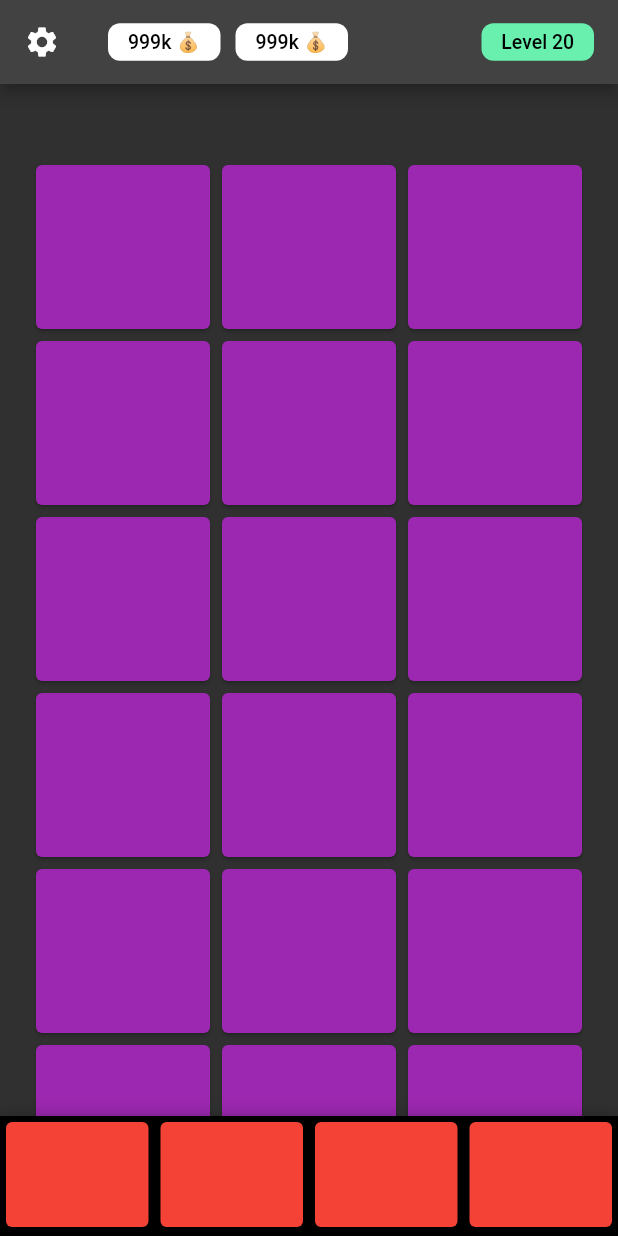
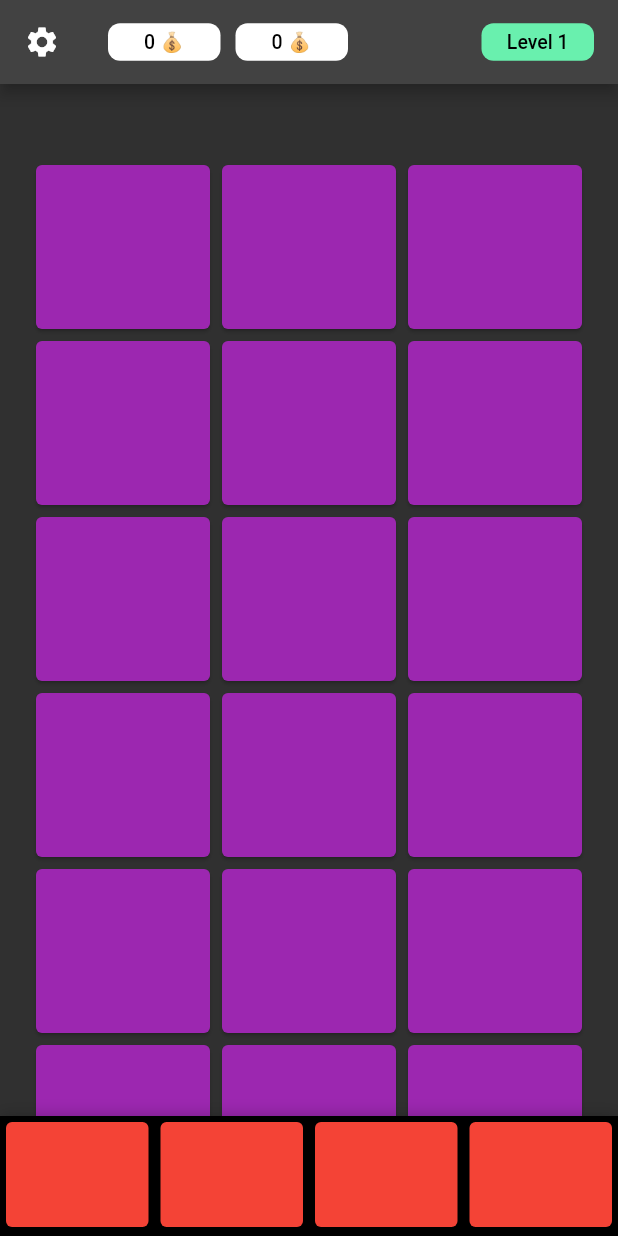
Before and after one commit to scancetin/idle-game, a Flutter app: the screen it shows after launch, on a phone screen of 412 x 824 dp. Run offline on Flutter 3.47's test engine with Material 2 defaults, Android fonts, the phone set to English and light mode, and no system bars; drawn by our look-alikes of sliding_up_panel; our stand-ins replace shared_preferences.

Commit message:
shared prefs and provider

```diff
--- /dev/null
+++ b/lib/model/shared_prefs.dart
@@ -0,0 +1,36 @@
+// ignore_for_file: unused_field
+
+import 'package:shared_preferences/shared_preferences.dart';
+
+class UserSimplePrefs {
+  static late SharedPreferences _prefs;
+  static const String _level = "level";
+  static const String _xp = "xp";
+  static const String _coin = "coin";
+  static const String _specialCoin = "sCoin";
+
+  static Future init() async {
+    _prefs = await SharedPreferences.getInstance();
+  }
+
+  static int getLevel() => _prefs.getInt(_level) ?? 1;
+  static int getXp() => _prefs.getInt(_xp) ?? 0;
+  static int getCoin() => _prefs.getInt(_coin) ?? 0;
+  static int getSpecialCoin() => _prefs.getInt(_specialCoin) ?? 0;
+
+  static Future setLevel() async {
+    await _prefs.setInt(_level, getLevel() + 1);
+  }
+
+  static Future setXp(int xp) async {
+    await _prefs.setInt(_xp, getXp() + xp);
+  }
+
+  static Future setCoin(int coin) async {
+    await _prefs.setInt(_coin, getCoin() + coin);
+  }
+
+  static Future setSpecialCoin(int sCoin) async {
+    await _prefs.setInt(_specialCoin, getSpecialCoin() + sCoin);
+  }
+}
--- /dev/null
+++ b/lib/model/user_model.dart
@@ -0,0 +1,63 @@
+// ignore_for_file: unused_field
+import 'package:flutter/material.dart';
+import 'package:idle_game/model/shared_prefs.dart';
+
+class User extends ChangeNotifier {
+  late int _level;
+  late int _xp;
+  late int _nextlvlxp;
+  late int _coin;
+  late int _specialCoin;
+
+  User() {
+    _level = getLevel();
+    _xp = getXp();
+    _nextlvlxp = calcNextLvlXp();
+    _coin = getCoin();
+    _specialCoin = getSpecialCoin();
+  }
+
+  void setLevel() {
+    UserSimplePrefs.setLevel();
+    notifyListeners();
+  }
+
+  void setXp(int xp) {
+    UserSimplePrefs.setXp(xp);
+    notifyListeners();
+  }
+
+  void setCoin(int coin) {
+    UserSimplePrefs.setCoin(coin);
+    notifyListeners();
+  }
+
+  void setSpecialCoin(int sCoin) {
+    UserSimplePrefs.setSpecialCoin(sCoin);
+    notifyListeners();
+  }
+
+  int getLevel() {
+    _level = UserSimplePrefs.getLevel();
+    return _level;
+  }
+
+  int getXp() {
+    _xp = UserSimplePrefs.getXp();
+    return _xp;
+  }
+
+  int getCoin() {
+    _coin = UserSimplePrefs.getCoin();
+    return _coin;
+  }
+
+  int getSpecialCoin() {
+    _specialCoin = UserSimplePrefs.getSpecialCoin();
+    return _specialCoin;
+  }
+
+  int calcNextLvlXp() {
+    return getLevel() * 10;
+  }
+}
--- a/lib/view/components/app_bar_components/level_widget.dart
+++ b/lib/view/components/app_bar_components/level_widget.dart
@@ -1,6 +1,7 @@
 // ignore_for_file: prefer_const_constructors
 
 import 'package:flutter/material.dart';
+import 'package:idle_game/model/shared_prefs.dart';
 
 class LevelWidget extends StatelessWidget {
   const LevelWidget({super.key});
@@ -16,7 +17,7 @@ class LevelWidget extends StatelessWidget {
       width: 75,
       child: Center(
         child: Text(
-          "Level 20",
+          "Level ${UserSimplePrefs.getLevel()}",
           style: TextStyle(fontSize: 13, color: Colors.black),
         ),
       ),
--- a/lib/view/components/app_bar_components/point_widget.dart
+++ b/lib/view/components/app_bar_components/point_widget.dart
@@ -1,12 +1,21 @@
-// ignore_for_file: prefer_const_constructors
+// ignore_for_file: prefer_const_constructors, avoid_print
 
 import 'package:flutter/material.dart';
+import 'package:idle_game/model/shared_prefs.dart';
+import 'package:idle_game/model/user_model.dart';
+import 'package:provider/provider.dart';
 
 class PointWidget extends StatelessWidget {
-  const PointWidget({Key? key}) : super(key: key);
+  final bool isSpecialCoin;
+  const PointWidget({Key? key, required this.isSpecialCoin}) : super(key: key);
 
   @override
   Widget build(BuildContext context) {
+    // print(UserSimplePrefs.getSpecialCoin());
+    // print(UserSimplePrefs.getCoin());
+
+    return Consumer<User>(builder: (context, model, child) {
+      print(model.getCoin());
       return Container(
         decoration: BoxDecoration(
           color: Colors.white,
@@ -16,10 +25,11 @@ class PointWidget extends StatelessWidget {
         width: 75,
         child: Center(
           child: Text(
-          "999k 💰",
+            "${isSpecialCoin ? UserSimplePrefs.getSpecialCoin() : model.getCoin()} 💰",
             style: TextStyle(fontSize: 13, color: Colors.black),
           ),
         ),
       );
+    });
   }
 }
--- a/lib/view/components/crop_plot_components/crop_plot.dart
+++ b/lib/view/components/crop_plot_components/crop_plot.dart
@@ -1,15 +1,25 @@
-// ignore_for_file: prefer_const_constructors
+// ignore_for_file: prefer_const_constructors, avoid_print, unused_import
 
 import 'package:flutter/material.dart';
+import 'package:idle_game/model/shared_prefs.dart';
+import 'package:idle_game/model/user_model.dart';
+import 'package:provider/provider.dart';
 
 class CropPlot extends StatelessWidget {
   const CropPlot({Key? key}) : super(key: key);
 
   @override
   Widget build(BuildContext context) {
-    return Card(
-      color: Colors.purple,
-      child: Container(),
-    );
+    return Consumer<User>(builder: (context, model, child) {
+      return GestureDetector(
+        child: Card(
+          color: Colors.purple,
+          child: Container(),
+        ),
+        onTap: () {
+          model.setCoin(1);
+        },
+      );
+    });
   }
 }
--- a/lib/view/home_view.dart
+++ b/lib/view/home_view.dart
@@ -17,9 +17,9 @@ class HomeView extends StatelessWidget {
         leading: Icon(Icons.settings),
         title: Row(
           children: [
-            PointWidget(),
+            PointWidget(isSpecialCoin: true),
             SizedBox(width: 10),
-            PointWidget(),
+            PointWidget(isSpecialCoin: false),
             Spacer(),
             LevelWidget(),
           ],
--- a/pubspec.yaml
+++ b/pubspec.yaml
@@ -35,6 +35,9 @@ dependencies:
   # Use with the CupertinoIcons class for iOS style icons.
   cupertino_icons: ^1.0.2
   sliding_up_panel: ^2.0.0+1
+  shared_preferences: ^2.0.15
+  provider: ^6.0.4
+  sizer: ^2.0.15
 
 dev_dependencies:
   flutter_test:
```
Also changed, not shown: lib/main.dart (+17 -1 lines), pubspec.lock, 1 other file. Lines whose indentation alone changed are shown as unchanged.
